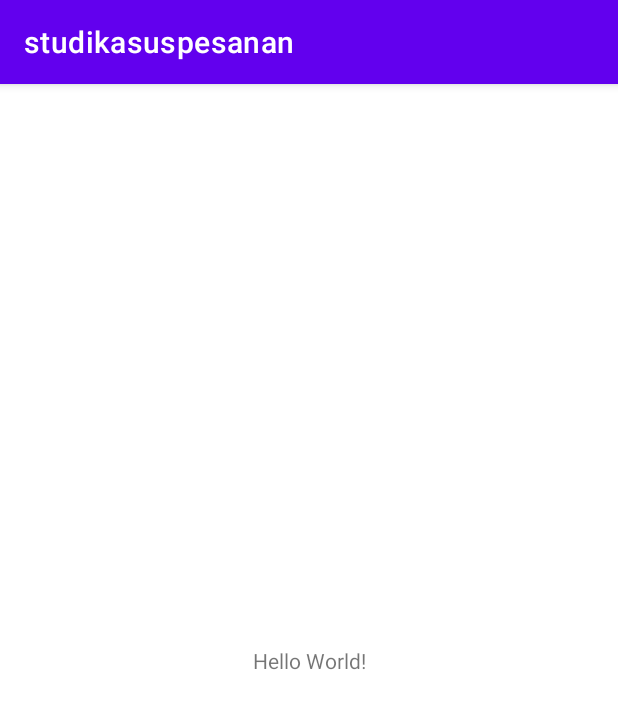
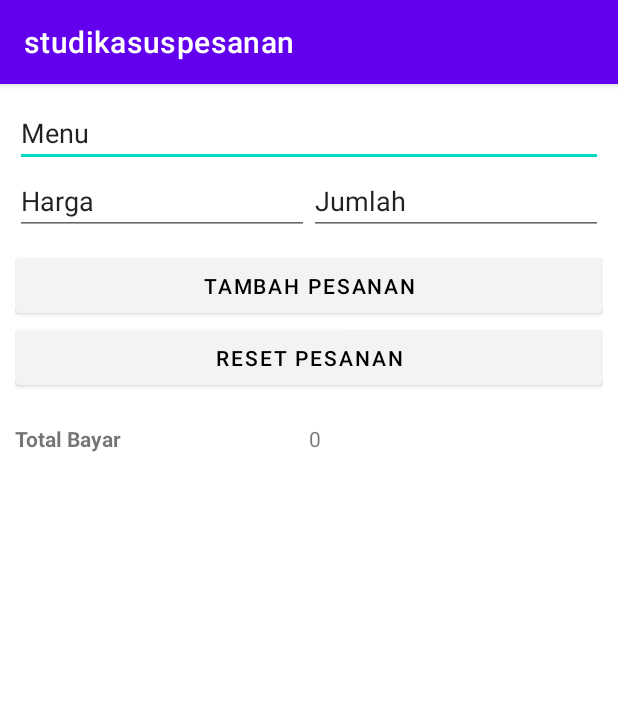
Before and after one commit to inihikam/studi-kasus-pesanan, an Android app: the screen it shows after launch (MainActivity), on a phone screen of 412 x 824 dp. Shown: the top 709 px of the screen. Run offline under Robolectric (Android 15) with nearby library versions, the phone set to English and light mode, and no system bars.

Commit message:
app v1.0

```diff
--- a/app/src/main/java/com/example/studikasuspesanan/MainActivity.java
+++ b/app/src/main/java/com/example/studikasuspesanan/MainActivity.java
@@ -1,14 +1,102 @@
 package com.example.studikasuspesanan;
 
 import androidx.appcompat.app.AppCompatActivity;
+import androidx.recyclerview.widget.LinearLayoutManager;
+import androidx.recyclerview.widget.RecyclerView;
 
 import android.os.Bundle;
+import android.view.View;
+import android.widget.Button;
+import android.widget.EditText;
+import android.widget.TextView;
+
+import java.text.NumberFormat;
+import java.util.ArrayList;
+import java.util.Locale;
 
 public class MainActivity extends AppCompatActivity {
+
+    ArrayList<Makanan> listMakanan;
+    private RecyclerView recPesanan;
+    MakananAdapter adapter;
+
+    EditText namaMenu, hargaMenu, jumlahMenu;
+    Button btnTambah, btnReset;
+    TextView biayaTot;
 
     @Override
     protected void onCreate(Bundle savedInstanceState) {
         super.onCreate(savedInstanceState);
         setContentView(R.layout.activity_main);
+
+        listMakanan = new ArrayList<>();
+        initComponents();
+
+        btnTambah.setOnClickListener(new View.OnClickListener() {
+
+            @Override
+            public void onClick(View view) {
+                tambahMakanan();
+            }
+        });
+
+        btnReset.setOnClickListener(new View.OnClickListener() {
+            @Override
+            public void onClick(View view) {
+                resetMakanan();
+            }
+        });
+    }
+
+    public void initComponents(){
+        recPesanan = findViewById(R.id.listPesan);
+        adapter = new MakananAdapter(listMakanan);
+        recPesanan.setAdapter(adapter);
+        recPesanan.setLayoutManager(new LinearLayoutManager(this));
+
+        namaMenu = findViewById(R.id.namaMenu);
+        hargaMenu = findViewById(R.id.hargaMenu);
+        jumlahMenu = findViewById(R.id.jumlahMenu);
+
+        btnTambah = findViewById(R.id.btnTambah);
+        btnReset = findViewById(R.id.btnReset);
+
+        biayaTot = findViewById(R.id.totalBiaya);
+        biayaTot.setText("0");
+    }
+
+    public void resetInput(){
+        namaMenu.setText("");
+        hargaMenu.setText("");
+        jumlahMenu.setText("");
+    }
+
+    public void resetMakanan(){
+        resetInput();
+        listMakanan.clear();
+        adapter.notifyDataSetChanged();
+        biayaTot.setText("0");
+    }
+
+    public String getTotBiaya(){
+        int total = 0;
+        for (Makanan makanan : listMakanan){
+            total += makanan.harga * makanan.jumlah;
+        }
+        Locale locale = new Locale("in", "ID");
+        NumberFormat format = NumberFormat.getCurrencyInstance(locale);
+        format.setMaximumFractionDigits(0);
+        return format.format(total);
+    }
+
+    public void tambahMakanan(){
+        Makanan makanan = new Makanan(namaMenu.getText().toString(), Integer.parseInt(hargaMenu.getText().toString()),
+                Integer.parseInt(jumlahMenu.getText().toString()));
+
+        listMakanan.add(makanan);
+        adapter.notifyDataSetChanged();
+        resetInput();
+
+        biayaTot.setText(getTotBiaya());
     }
 }
--- /dev/null
+++ b/app/src/main/java/com/example/studikasuspesanan/MakananAdapter.java
@@ -0,0 +1,53 @@
+package com.example.studikasuspesanan;
+
+import android.content.Context;
+import android.view.LayoutInflater;
+import android.view.View;
+import android.view.ViewGroup;
+import android.widget.TextView;
+
+import androidx.annotation.NonNull;
+import androidx.recyclerview.widget.RecyclerView;
+
+import java.util.ArrayList;
+
+public class MakananAdapter extends RecyclerView.Adapter<MakananAdapter.ViewHolder> {
+
+    ArrayList<Makanan> listMakanan;
+
+    public MakananAdapter(ArrayList<Makanan> listMakanan){
+        this.listMakanan = listMakanan;
+    }
+
+    @NonNull
+    @Override
+    public MakananAdapter.ViewHolder onCreateViewHolder(@NonNull ViewGroup parent, int viewType) {
+        Context context = parent.getContext();
+        LayoutInflater inflater = LayoutInflater.from(context);
+        ViewHolder holder = new ViewHolder(inflater.inflate(R.layout.makanan, parent, false));
+        return holder;
+    }
+
+    @Override
+    public void onBindViewHolder(@NonNull MakananAdapter.ViewHolder holder, int position) {
+        Makanan pesanan = listMakanan.get(position);
+        holder.txtNama.setText(pesanan.toString());
+        holder.txtHarga.setText(pesanan.getJumlahHarga());
+    }
+
+    @Override
+    public int getItemCount() {
+        return listMakanan.size();
+    }
+
+    public class ViewHolder extends RecyclerView.ViewHolder {
+        TextView txtNama, txtHarga;
+
+        public ViewHolder(@NonNull View itemView) {
+            super(itemView);
+
+            txtNama = itemView.findViewById(R.id.namaMakanan);
+            txtHarga = itemView.findViewById(R.id.hargaMakanan);
+        }
+    }
+}
--- a/app/src/main/res/layout/activity_main.xml
+++ b/app/src/main/res/layout/activity_main.xml
@@ -1,18 +1,88 @@
 <?xml version="1.0" encoding="utf-8"?>
-<androidx.constraintlayout.widget.ConstraintLayout xmlns:android="http://schemas.android.com/apk/res/android"
+<LinearLayout xmlns:android="http://schemas.android.com/apk/res/android"
     xmlns:app="http://schemas.android.com/apk/res-auto"
     xmlns:tools="http://schemas.android.com/tools"
     android:layout_width="match_parent"
     android:layout_height="match_parent"
+    android:padding="10dp"
+    android:orientation="vertical"
     tools:context=".MainActivity">
 
-    <TextView
-        android:layout_width="wrap_content"
+
+    <EditText
+        android:id="@+id/namaMenu"
+        android:layout_width="match_parent"
         android:layout_height="wrap_content"
-        android:text="Hello World!"
-        app:layout_constraintBottom_toBottomOf="parent"
-        app:layout_constraintEnd_toEndOf="parent"
-        app:layout_constraintStart_toStartOf="parent"
-        app:layout_constraintTop_toTopOf="parent" />
+        android:inputType="text"
+        android:text="Menu" />
 
-</androidx.constraintlayout.widget.ConstraintLayout>
+    <LinearLayout
+        android:layout_width="match_parent"
+        android:layout_height="wrap_content"
+        android:orientation="horizontal">
+
+        <EditText
+            android:id="@+id/hargaMenu"
+            android:layout_width="match_parent"
+            android:layout_height="wrap_content"
+            android:layout_weight="1"
+            android:inputType="number"
+            android:text="Harga"/>
+
+        <EditText
+            android:id="@+id/jumlahMenu"
+            android:layout_width="match_parent"
+            android:layout_height="wrap_content"
+            android:layout_weight="1"
+            android:inputType="number"
+            android:text="Jumlah"/>
+
+    </LinearLayout>
+
+    <Button
+        android:id="@+id/btnTambah"
+        android:layout_width="match_parent"
+        android:layout_height="wrap_content"
+        android:text="Tambah Pesanan"
+        android:layout_marginTop="10dp"
+        android:backgroundTint="#f3f3f3"
+        android:textColor="@color/black"/>
+
+    <Button
+        android:id="@+id/btnReset"
+        android:layout_width="match_parent"
+        android:layout_height="wrap_content"
+        android:text="Reset Pesanan"
+        android:backgroundTint="#f3f3f3"
+        android:textColor="@color/black"/>
+
+    <androidx.recyclerview.widget.RecyclerView
+        android:id="@+id/listPesan"
+        android:layout_width="match_parent"
+        android:layout_height="wrap_content"
+        android:layout_marginTop="10dp"/>
+
+    <LinearLayout
+        android:layout_width="match_parent"
+        android:layout_height="wrap_content"
+        android:orientation="horizontal">
+
+        <TextView
+            android:layout_width="match_parent"
+            android:layout_height="wrap_content"
+            android:layout_weight="1"
+            android:text="Total Bayar"
+            android:textStyle="bold"
+            android:layout_marginTop="10dp"/>
+
+        <TextView
+            android:id="@+id/totalBiaya"
+            android:layout_width="match_parent"
+            android:layout_height="wrap_content"
+            android:layout_weight="1"
+            android:layout_marginTop="10dp"/>
+
+    </LinearLayout>
+
+
+</LinearLayout>
```
Also changed, not shown: app/src/main/java/com/example/studikasuspesanan/Makanan.java (added, +27 -0 lines), app/src/main/res/layout/makanan.xml (added, +22 -0 lines).
